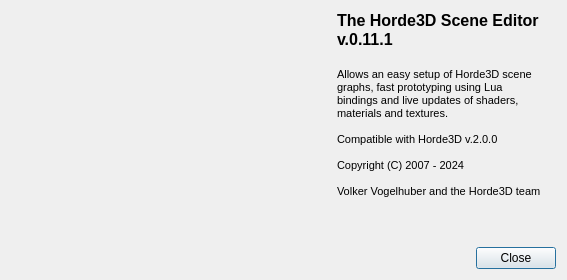
Before: the Qt Designer form Horde3DEditor/src/HordeSceneEditor/AboutDialog.ui in horde3d/Horde3D, drawn with Qt 5.
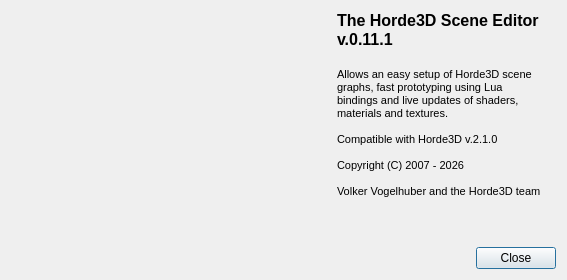
After: the same form once the commit is applied. Icons and pictures are not drawn.

```diff
--- a/Horde3DEditor/src/HordeSceneEditor/AboutDialog.ui
+++ b/Horde3DEditor/src/HordeSceneEditor/AboutDialog.ui
@@ -60,9 +60,9 @@
 &lt;p style=&quot; margin-top:0px; margin-bottom:0px; margin-left:0px; margin-right:0px; -qt-block-indent:0; text-indent:0px;&quot;&gt;bindings and live updates of shaders, &lt;/p&gt;
 &lt;p style=&quot; margin-top:0px; margin-bottom:0px; margin-left:0px; margin-right:0px; -qt-block-indent:0; text-indent:0px;&quot;&gt;materials and textures.&lt;/p&gt;
 &lt;p style=&quot;-qt-paragraph-type:empty; margin-top:0px; margin-bottom:0px; margin-left:0px; margin-right:0px; -qt-block-indent:0; text-indent:0px;&quot;&gt;&lt;br /&gt;&lt;/p&gt;
-&lt;p style=&quot; margin-top:0px; margin-bottom:0px; margin-left:0px; margin-right:0px; -qt-block-indent:0; text-indent:0px;&quot;&gt;Compatible with Horde3D v.2.0.0&lt;/p&gt;
+&lt;p style=&quot; margin-top:0px; margin-bottom:0px; margin-left:0px; margin-right:0px; -qt-block-indent:0; text-indent:0px;&quot;&gt;Compatible with Horde3D v.2.1.0&lt;/p&gt;
 &lt;p style=&quot;-qt-paragraph-type:empty; margin-top:0px; margin-bottom:0px; margin-left:0px; margin-right:0px; -qt-block-indent:0; text-indent:0px;&quot;&gt;&lt;br /&gt;&lt;/p&gt;
-&lt;p style=&quot; margin-top:0px; margin-bottom:0px; margin-left:0px; margin-right:0px; -qt-block-indent:0; text-indent:0px;&quot;&gt;Copyright (C) 2007 - 2024&lt;/p&gt;
+&lt;p style=&quot; margin-top:0px; margin-bottom:0px; margin-left:0px; margin-right:0px; -qt-block-indent:0; text-indent:0px;&quot;&gt;Copyright (C) 2007 - 2026&lt;/p&gt;
 &lt;p style=&quot;-qt-paragraph-type:empty; margin-top:0px; margin-bottom:0px; margin-left:0px; margin-right:0px; -qt-block-indent:0; text-indent:0px;&quot;&gt;&lt;br /&gt;&lt;/p&gt;
 &lt;p style=&quot; margin-top:0px; margin-bottom:0px; margin-left:0px; margin-right:0px; -qt-block-indent:0; text-indent:0px;&quot;&gt;Volker Vogelhuber and the Horde3D team&lt;/p&gt;&lt;/body&gt;&lt;/html&gt;</string>
      </property>
```
